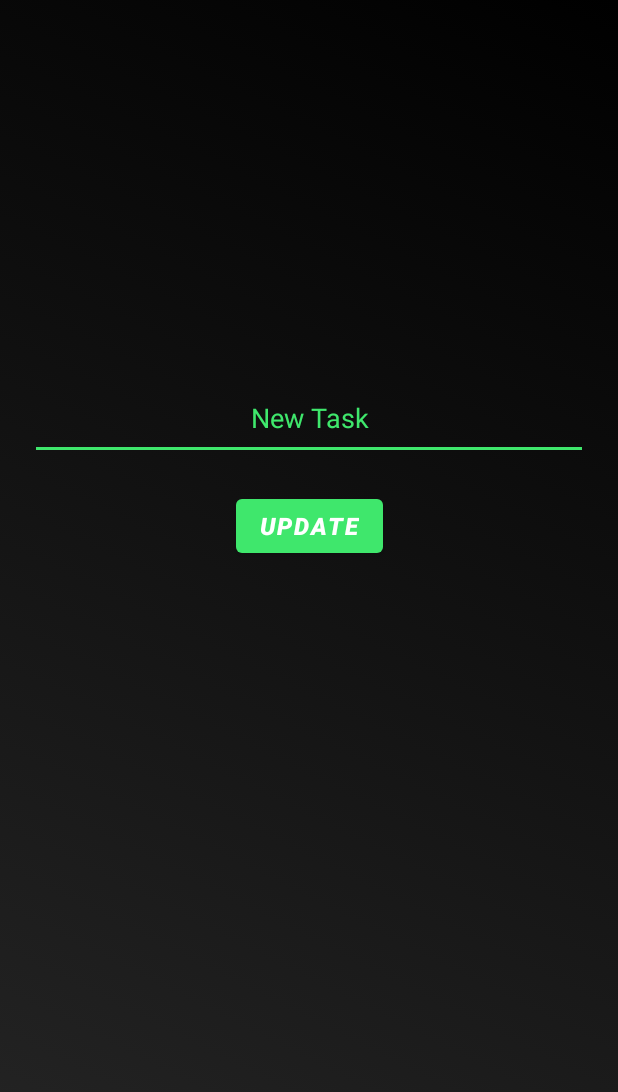
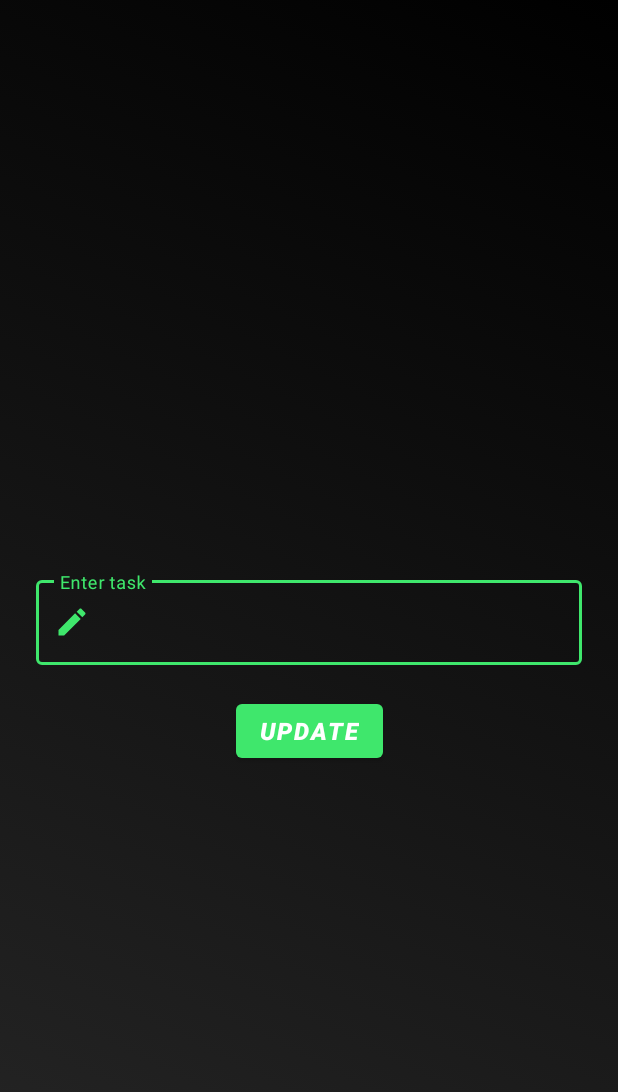
Before and after one commit to DEJA-1/Randoo, an Android app: the layout fragment_update.xml on its own in the app's theme, with its tools: preview values and no code run, on a phone screen of 412 x 824 dp. Shown: the top 1092 px of the screen. Run offline under Robolectric (Android 15) with nearby library versions, the light colour scheme and no system bars.

Commit message:
Update layout

```diff
--- a/app/src/main/res/layout/fragment_add.xml
+++ b/app/src/main/res/layout/fragment_add.xml
@@ -13,7 +13,7 @@
         android:layout_width="match_parent"
         android:layout_height="wrap_content"
         android:layout_marginBottom="180dp"
-        android:hint="Enter task"
+        android:hint="@string/enter_task"
         android:textColorHint="@color/green"
         style="@style/Widget.MaterialComponents.TextInputLayout.OutlinedBox"
         app:boxStrokeColor="@color/text_input_layout_stroke_color"
--- a/app/src/main/res/layout/fragment_update.xml
+++ b/app/src/main/res/layout/fragment_update.xml
@@ -5,27 +5,38 @@
     android:layout_height="match_parent"
     xmlns:tools="http://schemas.android.com/tools"
     android:background="@drawable/gradient_background"
+    android:padding="24dp"
     tools:context="fragments.UpdateFragment">
 
-    <EditText
-        android:id="@+id/update_task_text"
-        android:layout_marginTop="250dp"
-        android:padding="16dp"
+    <com.google.android.material.textfield.TextInputLayout
+        android:id="@+id/text_input_layout_update"
         android:layout_width="match_parent"
-        android:layout_marginStart="20dp"
-        android:layout_marginEnd="20dp"
         android:layout_height="wrap_content"
-        android:backgroundTint="@color/green"
-        android:textAppearance="@style/TextAppearance.AppCompat.Medium"
-        android:hint="@string/new_task_string"
-        android:textColor="@color/green"
+        android:hint="@string/enter_task"
         android:textColorHint="@color/green"
-        android:gravity="center"
+        style="@style/Widget.MaterialComponents.TextInputLayout.OutlinedBox"
+        app:boxStrokeColor="@color/text_input_layout_stroke_color"
+        app:boxStrokeWidth="3dp"
+        app:startIconDrawable="@drawable/ic_baseline_create_24"
+        app:startIconTint="@color/green"
+        app:endIconMode="clear_text"
+        app:endIconTint="@color/red_400"
+        app:layout_constraintTop_toTopOf="parent"
+        app:layout_constraintBottom_toBottomOf="parent"
         app:layout_constraintStart_toStartOf="parent"
         app:layout_constraintEnd_toEndOf="parent"
-        app:layout_constraintTop_toTopOf="parent"
-        android:autofillHints=""
-        android:inputType="text" />
+        >
+
+
+        <com.google.android.material.textfield.TextInputEditText
+            android:id="@+id/update_task_text"
+            android:layout_width="match_parent"
+            android:layout_height="wrap_content"
+            android:textColor="@color/white"
+            />
+
+    </com.google.android.material.textfield.TextInputLayout>
+
 
     <Button
         android:id="@+id/update_task_button"
@@ -35,7 +46,7 @@
         android:textSize="16sp"
         android:text="@string/update_task_button_string"
         android:textStyle="bold|italic"
-        app:layout_constraintTop_toBottomOf="@id/update_task_text"
+        app:layout_constraintTop_toBottomOf="@id/text_input_layout_update"
         app:layout_constraintStart_toStartOf="parent"
         app:layout_constraintEnd_toEndOf="parent"/>
 
--- a/app/src/main/res/values/strings.xml
+++ b/app/src/main/res/values/strings.xml
@@ -9,4 +9,5 @@
     <string name="new_task_button_string">Save</string>
     <string name="update_task_button_string">Update</string>
     <string name="menu_delete_string">Delete</string>
+    <string name="enter_task">Enter task</string>
 </resources>
```
